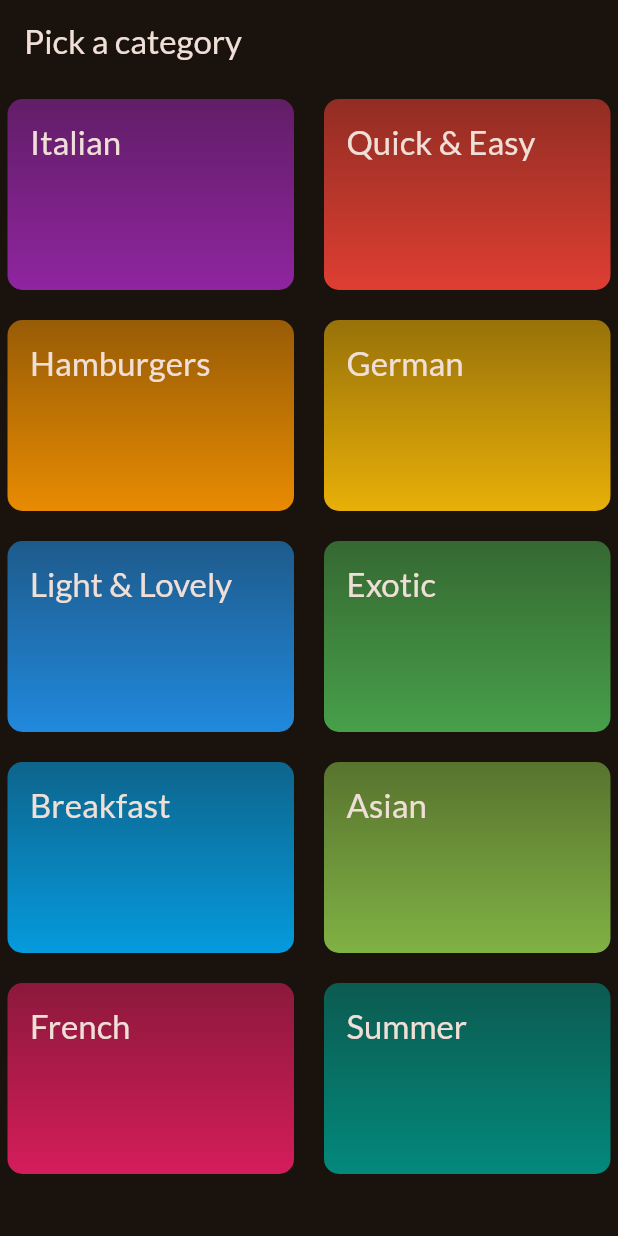
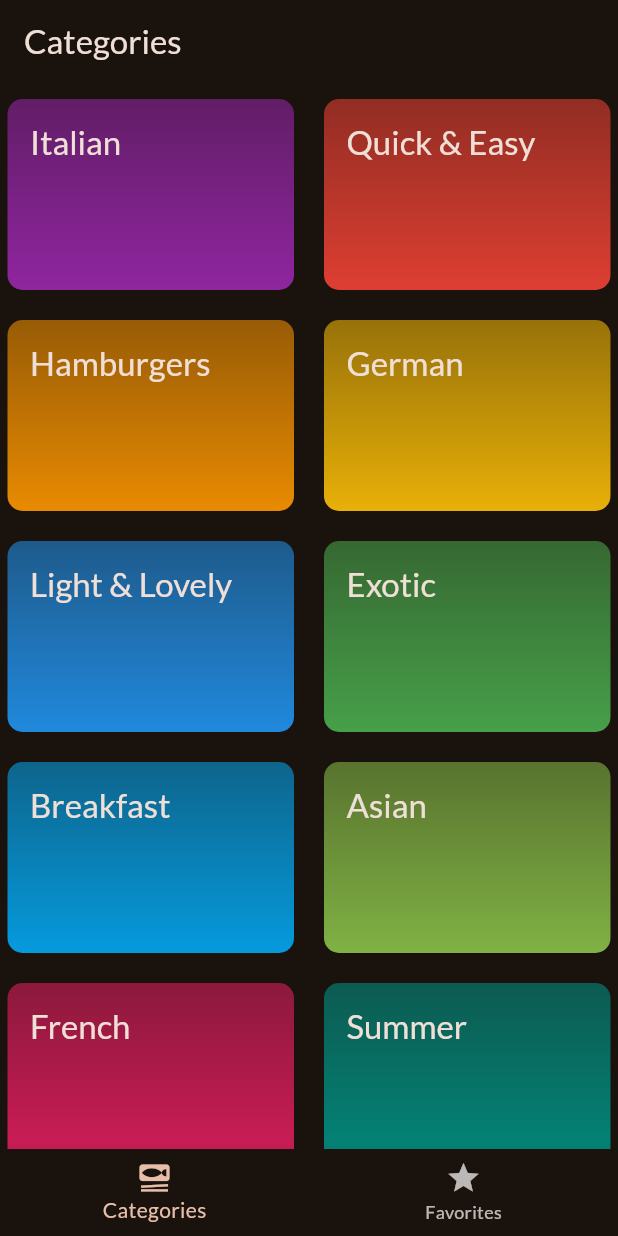
Before and after one commit to QuantumSams/udemy_flutter_redo_meals, a Flutter app: the screen it shows after launch, on a phone screen of 412 x 824 dp. Run offline on Flutter 3.47's test engine with Material 3 defaults, Android fonts, the phone set to English and light mode, and no system bars; our stand-ins replace google_fonts, transparent_image.

Commit message:
Feature: nav bar with favorite tab

```diff
--- a/lib/main.dart
+++ b/lib/main.dart
@@ -1,5 +1,5 @@
 import 'package:flutter/material.dart';
-import 'screen/categories_screen.dart';
+import 'screen/tabs.dart';
 import 'package:google_fonts/google_fonts.dart';
 
 final theme = ThemeData(
@@ -23,7 +23,7 @@ class App extends StatelessWidget {
     return MaterialApp(
       theme: theme,
       home: const Scaffold(
-        body: CategoriesScreen(),
+        body: Tabs(),
       ),
     );
   }
--- a/lib/screen/categories_screen.dart
+++ b/lib/screen/categories_screen.dart
@@ -25,9 +25,6 @@ class CategoriesScreen extends StatelessWidget {
   @override
   Widget build(BuildContext context) {
     return Scaffold(
-      appBar: AppBar(
-        title: const Text("Pick a category"),
-      ),
       body: GridView(
         padding: const EdgeInsets.symmetric(horizontal: 5, vertical: 10),
         gridDelegate: const SliverGridDelegateWithFixedCrossAxisCount(
--- /dev/null
+++ b/lib/screen/tabs.dart
@@ -0,0 +1,45 @@
+import 'package:flutter/material.dart';
+import 'meal_screen.dart';
+import 'categories_screen.dart';
+
+class Tabs extends StatefulWidget {
+  const Tabs({super.key});
+
+  @override
+  State<Tabs> createState() {
+    return _TabStates();
+  }
+}
+
+class _TabStates extends State<Tabs> {
+  int screenIndex = 0;
+  void _screenIndexSet(int index) {
+    setState(() {
+      screenIndex = index;
+    });
+  }
+
+  @override
+  Widget build(BuildContext context) {
+    Widget activeScreen = const CategoriesScreen();
+    var activeTitle = "Categories";
+
+    if (screenIndex == 1) {
+      activeScreen = const MealScreen(meals: []);
+      activeTitle = "Favorite";
+    }
+
+    return Scaffold(
+      appBar: AppBar(title: Text(activeTitle)),
+      body: activeScreen,
+      bottomNavigationBar: BottomNavigationBar(
+          onTap: _screenIndexSet,
+          currentIndex: screenIndex,
+          items: const [
+            BottomNavigationBarItem(
+                icon: Icon(Icons.set_meal), label: "Categories"),
+            BottomNavigationBarItem(icon: Icon(Icons.star), label: "Favorites")
+          ]),
+    );
+  }
+}
```
Also changed, not shown: lib/screen/meal_screen.dart (+8 -3 lines).
